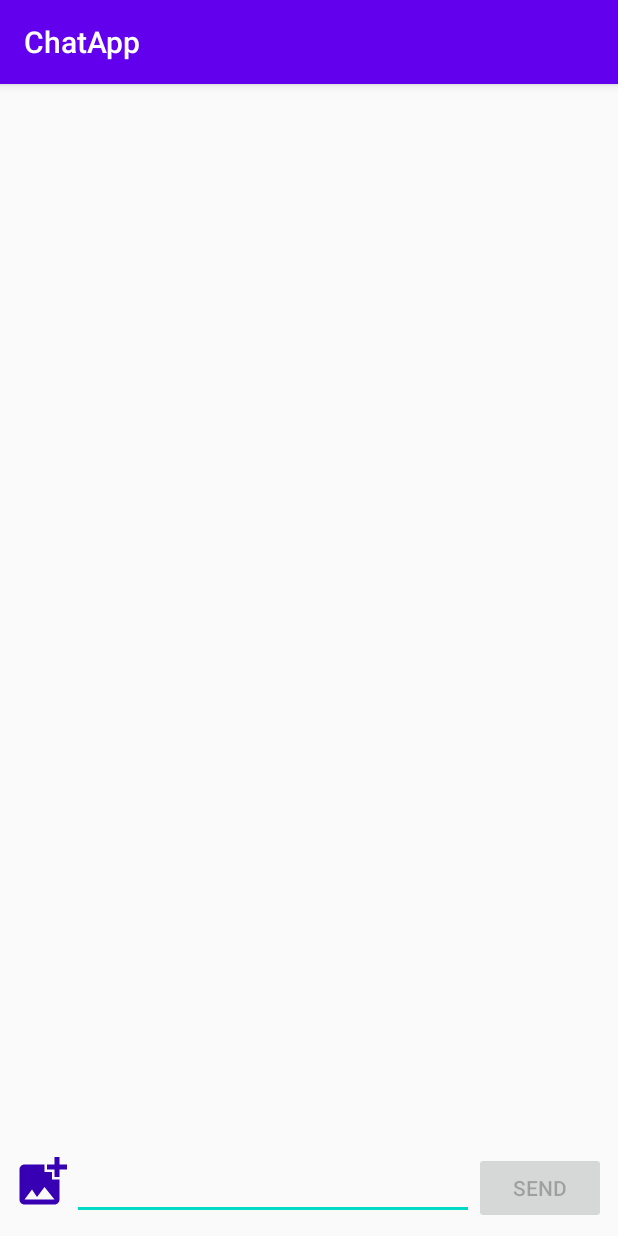
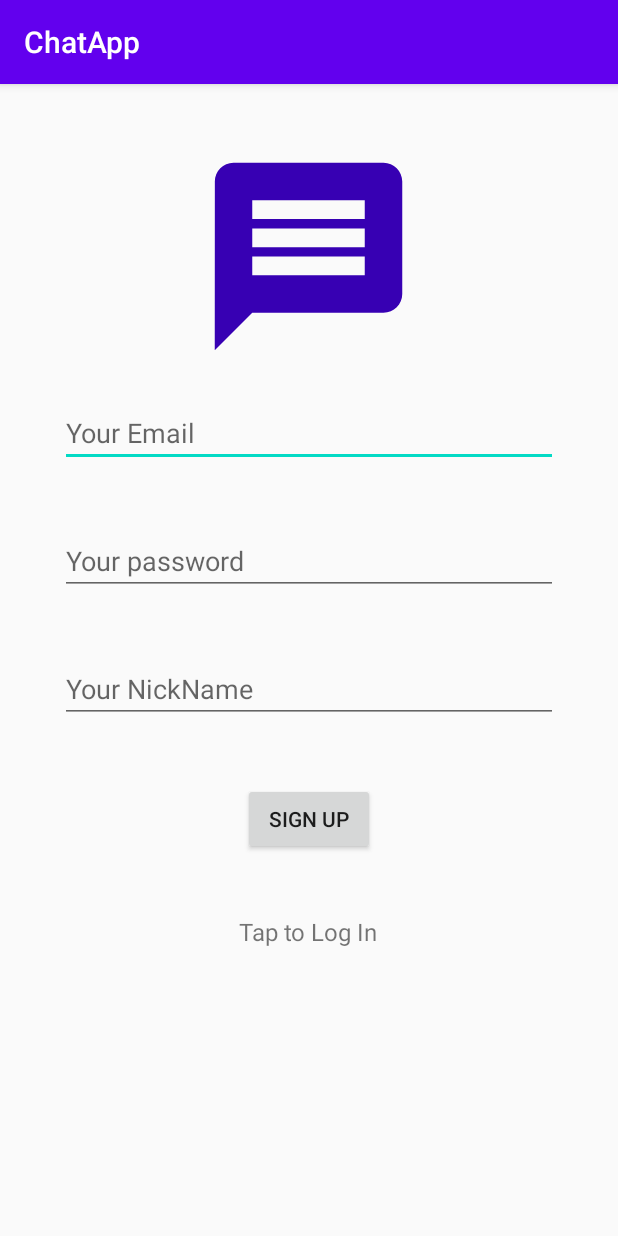
Before and after one commit to Eganin/ChatApp, an Android app: the screen it shows after launch (MainActivity before the commit, SignInActivity after it), on a phone screen of 412 x 824 dp. Run offline under Robolectric (Android 15) with nearby library versions, the phone set to English and light mode, and no system bars; our stand-ins replace Firebase (no records; nobody signed in at launch, a user with empty details on screens opened directly).

Commit message:
add UI sign up

```diff
--- a/app/build.gradle
+++ b/app/build.gradle
@@ -32,6 +32,7 @@ dependencies {
     implementation 'com.google.firebase:firebase-analytics:17.5.0'
     implementation 'com.github.bumptech.glide:glide:4.11.0'
     implementation 'com.google.firebase:firebase-database:19.4.0'
+    implementation 'com.google.firebase:firebase-auth:19.4.0'
 
 }
 
--- a/app/src/main/AndroidManifest.xml
+++ b/app/src/main/AndroidManifest.xml
@@ -9,7 +9,8 @@
         android:roundIcon="@mipmap/ic_launcher_round"
         android:supportsRtl="true"
         android:theme="@style/AppTheme">
-        <activity android:name=".MainActivity">
+        <activity android:name=".MainActivity"></activity>
+        <activity android:name=".SignInActivity">
             <intent-filter>
                 <action android:name="android.intent.action.MAIN" />
 
--- a/app/src/main/java/com/example/chatapp/AwesomeMessage.java
+++ b/app/src/main/java/com/example/chatapp/AwesomeMessage.java
@@ -2,9 +2,9 @@ package com.example.chatapp;
 
 public class AwesomeMessage {
 
-    String text;
-    String name;
-    String imageUrl;
+    private String text;
+    private String name;
+    private String imageUrl;
 
     public AwesomeMessage(String text, String name, String imageUrl) {
         this.text = text;
--- a/app/src/main/java/com/example/chatapp/AwesomeMessageAdapter.java
+++ b/app/src/main/java/com/example/chatapp/AwesomeMessageAdapter.java
@@ -46,6 +46,7 @@ public class AwesomeMessageAdapter extends ArrayAdapter<AwesomeMessage> {
     private void inflateMessage(AwesomeMessage message){
         if (isText) {
             textViewText.setVisibility(View.VISIBLE);
+            textViewText.setText(message.getText());
             imageViewPhoto.setVisibility(View.GONE);
         } else {
             textViewText.setVisibility(View.GONE);
--- /dev/null
+++ b/app/src/main/java/com/example/chatapp/SignInActivity.java
@@ -0,0 +1,97 @@
+package com.example.chatapp;
+
+import androidx.annotation.NonNull;
+import androidx.appcompat.app.AppCompatActivity;
+
+import android.os.Bundle;
+import android.text.TextUtils;
+import android.util.Log;
+import android.util.Pair;
+import android.view.View;
+import android.widget.Button;
+import android.widget.EditText;
+import android.widget.TextView;
+import android.widget.Toast;
+
+import com.google.android.gms.tasks.OnCompleteListener;
+import com.google.android.gms.tasks.Task;
+import com.google.firebase.auth.AuthResult;
+import com.google.firebase.auth.FirebaseAuth;
+import com.google.firebase.auth.FirebaseUser;
+
+public class SignInActivity extends AppCompatActivity {
+
+    private static final String TAG = "SignInActivity";
+
+    FirebaseAuth firebaseAuth;
+
+    private EditText editTextEmail;
+    private EditText editTextPassword;
+    private EditText editTextNickName;
+    private Button buttonSignUp;
+    private TextView toggleLoginSignUpTextView;
+
+    @Override
+    protected void onCreate(Bundle savedInstanceState) {
+        super.onCreate(savedInstanceState);
+        setContentView(R.layout.activity_sign_in);
+
+        findView();
+        firebaseAuth = FirebaseAuth.getInstance();
+
+        buttonHandler();
+    }
+
+    @Override
+    public void onStart(){
+        super.onStart();
+
+    }
+
+    private void findView(){
+        editTextEmail = findViewById(R.id.editTextMessage);
+        editTextPassword = findViewById(R.id.editTextPassword);
+        editTextNickName = findViewById(R.id.editTextNickName);
+        buttonSignUp = findViewById(R.id.buttonSignUp);
+        toggleLoginSignUpTextView = findViewById(R.id.toggleLoginSignUpTextView);
+    }
+
+    private void buttonHandler(){
+        buttonSignUp.setOnClickListener(new View.OnClickListener() {
+            @Override
+            public void onClick(View view) {
+                Pair<String , String> pairEditTextResult;
+                if((pairEditTextResult = checkingValuesEditTexts()) != null){
+                    loginSignUpUser(pairEditTextResult.first , pairEditTextResult.second);
+                }
+            }
+        });
+    }
+
+    private Pair<String , String> checkingValuesEditTexts(){
+        String
+    }
+
+    private void loginSignUpUser(String email , String password) {
+        firebaseAuth.createUserWithEmailAndPassword(email, password)
+                .addOnCompleteListener(this, new OnCompleteListener<AuthResult>() {
+                    @Override
+                    public void onComplete(@NonNull Task<AuthResult> task) {
+                        if (task.isSuccessful()) {
+                            // Sign in success, update UI with the signed-in user's information
+                            Log.d(TAG, "createUserWithEmail:success");
+                            FirebaseUser user = firebaseAuth.getCurrentUser();
+                            //updateUI(user);
+                        } else {
+                            // If sign in fails, display a message to the user.
+                            Log.w(TAG, "createUserWithEmail:failure", task.getException());
+                            Toast.makeText(SignInActivity.this, "Authentication failed.",
+                                    Toast.LENGTH_SHORT).show();
+                            //updateUI(null);
+                        }
+
+                        // ...
+                    }
+                });
+    }
+}
--- /dev/null
+++ b/app/src/main/res/drawable/ic_baseline_message_24.xml
@@ -0,0 +1,5 @@
+<vector android:height="24dp" android:tint="#3700B3"
+    android:viewportHeight="24" android:viewportWidth="24"
+    android:width="24dp" xmlns:android="http://schemas.android.com/apk/res/android">
+    <path android:fillColor="@android:color/white" android:pathData="M20,2L4,2c-1.1,0 -1.99,0.9 -1.99,2L2,22l4,-4h14c1.1,0 2,-0.9 2,-2L22,4c0,-1.1 -0.9,-2 -2,-2zM18,14L6,14v-2h12v2zM18,11L6,11L6,9h12v2zM18,8L6,8L6,6h12v2z"/>
+</vector>
--- /dev/null
+++ b/app/src/main/res/layout/activity_sign_in.xml
@@ -0,0 +1,62 @@
+<?xml version="1.0" encoding="utf-8"?>
+<LinearLayout xmlns:android="http://schemas.android.com/apk/res/android"
+    xmlns:app="http://schemas.android.com/apk/res-auto"
+    xmlns:tools="http://schemas.android.com/tools"
+    android:layout_width="match_parent"
+    android:layout_height="match_parent"
+    android:orientation="vertical"
+    tools:context=".SignInActivity">
+
+    <ImageView
+        android:layout_width="150dp"
+        android:layout_height="150dp"
+        android:layout_gravity="center_horizontal"
+        android:layout_marginTop="40dp"
+        android:background="@drawable/ic_baseline_message_24" />
+
+    <EditText
+        android:id="@+id/editTextEmail"
+        android:layout_width="match_parent"
+        android:layout_height="wrap_content"
+        android:layout_marginLeft="40dp"
+        android:layout_marginTop="20dp"
+        android:layout_marginRight="40dp"
+        android:hint="Your Email"/>
+
+    <EditText
+        android:id="@+id/editTextPassword"
+        android:layout_width="match_parent"
+        android:layout_height="wrap_content"
+        android:layout_marginLeft="40dp"
+        android:layout_marginTop="40dp"
+        android:layout_marginRight="40dp"
+        android:hint="Your password"/>
+
+    <EditText
+        android:id="@+id/editTextNickName"
+        android:layout_width="match_parent"
+        android:layout_height="wrap_content"
+        android:layout_marginLeft="40dp"
+        android:layout_marginTop="40dp"
+        android:layout_marginRight="40dp"
+        android:hint="Your NickName"/>
+
+    <Button
+        android:id="@+id/buttonSignUp"
+        android:layout_width="wrap_content"
+        android:layout_height="wrap_content"
+        android:layout_gravity="center_horizontal"
+        android:layout_marginTop="40dp"
+        android:text="Sign Up"/>
+
+    <TextView
+        android:id="@+id/toggleLoginSignUpTextView"
+        android:text="Tap to Log In"
+        android:layout_gravity="center_horizontal"
+        android:layout_width="wrap_content"
+        android:layout_height="wrap_content"
+        android:layout_marginTop="40dp"
+        android:textSize="16dp"
+        android:clickable="true"/>
+
+</LinearLayout>
```
Also changed, not shown: app/src/main/java/com/example/chatapp/MainActivity.java (+55 -2 lines).
